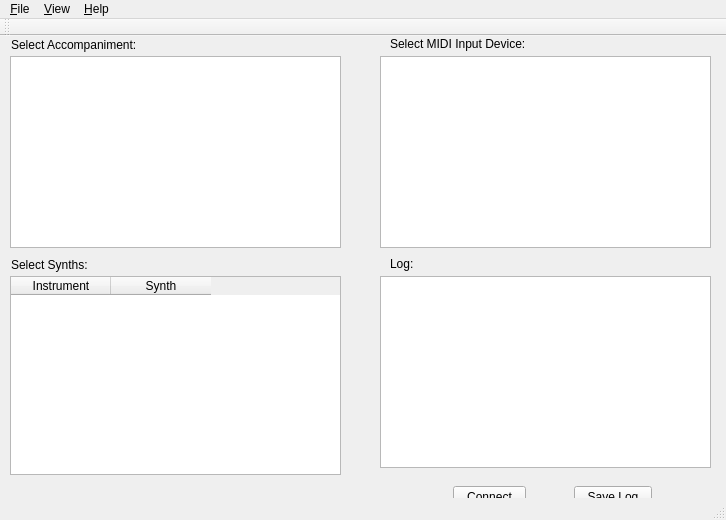
Above: mainwindow.ui from shimpe/MistyRTAW before the change. Below: the same form after it.
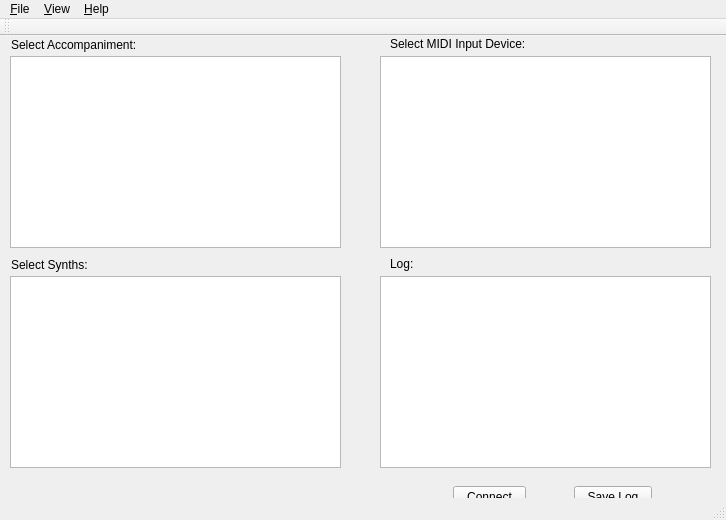
That is the form after the change.

The edit to the form file:
```diff
--- a/mainwindow.ui
+++ b/mainwindow.ui
@@ -110,32 +110,6 @@
      <string>Save Log</string>
     </property>
    </widget>
-   <widget class="QTableWidget" name="tableWidget">
-    <property name="geometry">
-     <rect>
-      <x>10</x>
-      <y>240</y>
-      <width>331</width>
-      <height>199</height>
-     </rect>
-    </property>
-    <property name="sizePolicy">
-     <sizepolicy hsizetype="Expanding" vsizetype="Expanding">
-      <horstretch>4</horstretch>
-      <verstretch>0</verstretch>
-     </sizepolicy>
-    </property>
-    <column>
-     <property name="text">
-      <string>Instrument</string>
-     </property>
-    </column>
-    <column>
-     <property name="text">
-      <string>Synth</string>
-     </property>
-    </column>
-   </widget>
    <widget class="QTextEdit" name="msgarea">
     <property name="geometry">
      <rect>
@@ -178,6 +152,44 @@
      <string>Connect</string>
     </property>
    </widget>
+   <widget class="QListWidget" name="accompanimentList">
+    <property name="geometry">
+     <rect>
+      <x>10</x>
+      <y>20</y>
+      <width>331</width>
+      <height>192</height>
+     </rect>
+    </property>
+    <property name="sizePolicy">
+     <sizepolicy hsizetype="Expanding" vsizetype="Expanding">
+      <horstretch>0</horstretch>
+      <verstretch>0</verstretch>
+     </sizepolicy>
+    </property>
+    <property name="baseSize">
+     <size>
+      <width>4</width>
+      <height>0</height>
+     </size>
+    </property>
+   </widget>
+   <widget class="QTableView" name="synthList">
+    <property name="geometry">
+     <rect>
+      <x>10</x>
+      <y>240</y>
+      <width>331</width>
+      <height>192</height>
+     </rect>
+    </property>
+    <property name="horizontalScrollBarPolicy">
+     <enum>Qt::ScrollBarAlwaysOff</enum>
+    </property>
+    <attribute name="horizontalHeaderStretchLastSection">
+     <bool>true</bool>
+    </attribute>
+   </widget>
   </widget>
   <widget class="QMenuBar" name="menuBar">
    <property name="geometry">
```
Left out of the diff: 18 changed lines with no effect on the pictures.
